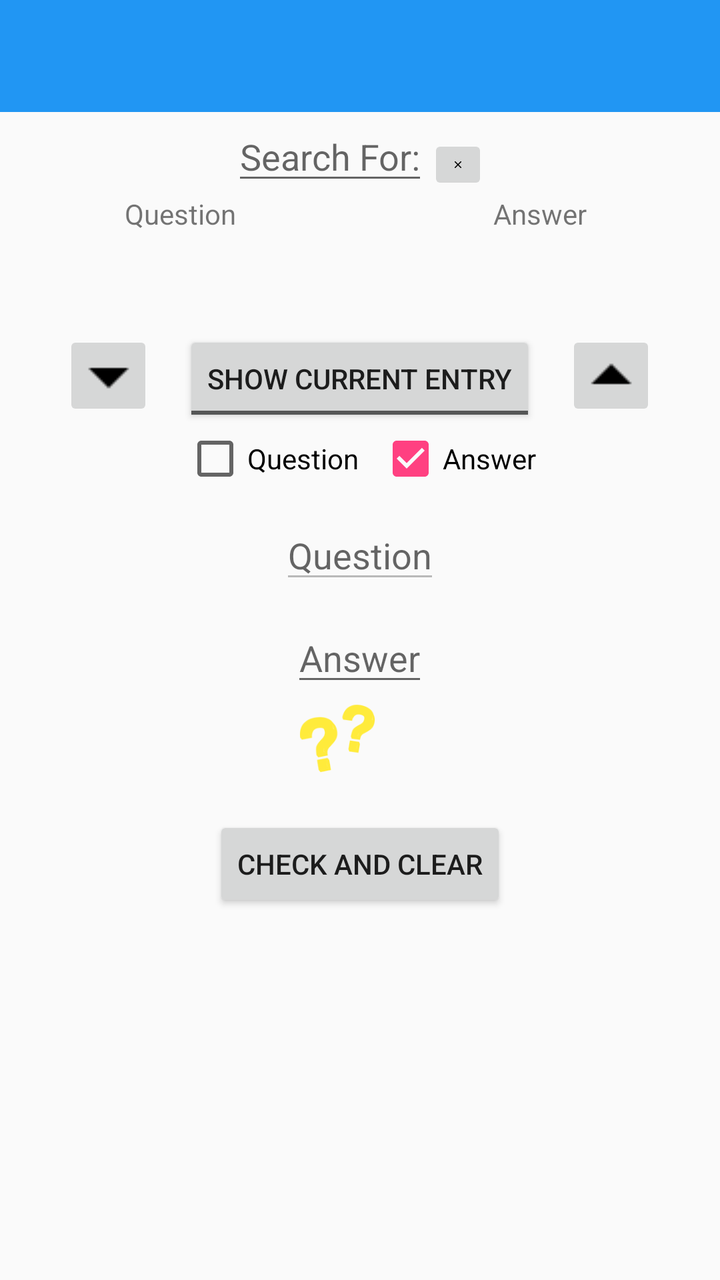
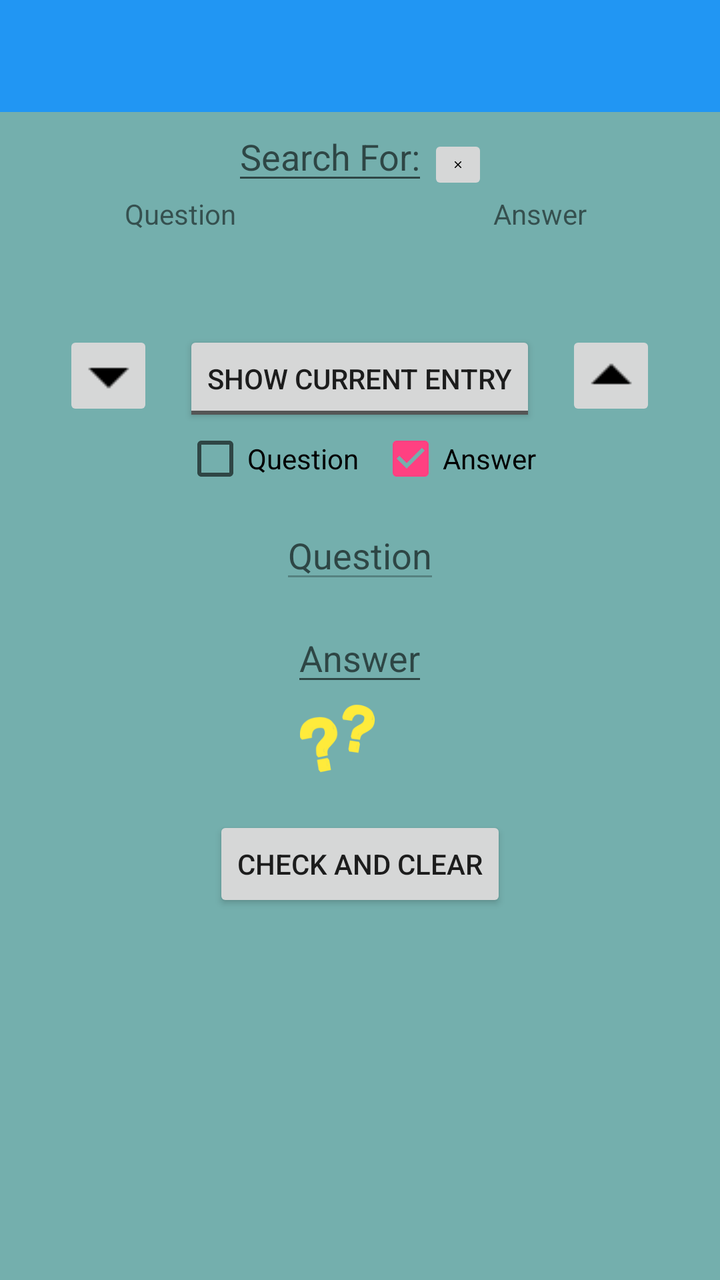

Screens rendered from an Android XML layout before and after an edit, with the pre-edit source and the edit as a unified diff.
<!-- AndroidManifest.xml: application theme AppTheme -->
<!-- res/layout/activity_study.xml -->
<?xml version="1.0" encoding="utf-8"?>
<LinearLayout xmlns:android="http://schemas.android.com/apk/res/android"
    android:layout_width="match_parent"
    android:layout_height="match_parent"
    android:orientation="vertical">

    <android.support.v7.widget.Toolbar xmlns:app="http://schemas.android.com/apk/res-auto"
        android:id="@+id/toolbar_main_activity"
        android:layout_width="match_parent"
        android:layout_height="?attr/actionBarSize"
        android:background="?attr/colorPrimary"
        android:minHeight="?attr/actionBarSize"/>

    <LinearLayout
        android:layout_width="match_parent"
        android:layout_height="wrap_content"
        android:orientation="vertical">
<LinearLayout
    android:layout_width="match_parent"
    android:layout_height="wrap_content"
    android:orientation="horizontal"
    android:gravity="center">
        <EditText
            android:id="@+id/study_search_entrys"
            android:layout_width="wrap_content"
            android:layout_height="wrap_content"
            android:hint="@string/search_for"
            android:imeOptions="flagNoExtractUi"/>
        <ImageButton
            android:id="@+id/search_for_clear"
            android:layout_width="30dp"
            android:layout_height="30dp"
            android:layout_weight="0"
            android:layout_gravity="bottom"
            android:scaleType="centerInside"
            android:src="@drawable/ic_clear_black_24dp" />
    </LinearLayout>
        <ListView
            android:id="@+id/study_search_list_view"
            android:layout_width="match_parent"
            android:layout_height="wrap_content"
            />
    </LinearLayout>

    <ScrollView
        android:layout_width="match_parent"
        android:layout_height="wrap_content">


        <LinearLayout
            android:layout_width="match_parent"
            android:layout_height="wrap_content"
            android:orientation="vertical">

            <LinearLayout
                android:layout_width="match_parent"
                android:layout_height="wrap_content"
                android:layout_gravity="center_horizontal"
                android:orientation="horizontal">

                <TextView
                    android:layout_width="0dp"
                    android:layout_height="wrap_content"
                    android:layout_weight="1"
                    android:gravity="center"
                    android:text="@string/question" />

                <TextView
                    android:layout_width="0dp"
                    android:layout_height="wrap_content"
                    android:layout_weight="1"
                    android:gravity="center"
                    android:text="@string/answer" />

            </LinearLayout>

            <LinearLayout
                android:layout_width="match_parent"
                android:layout_height="wrap_content"
                android:orientation="horizontal">

                <TextView
                    android:id="@+id/current_study_question"
                    android:layout_width="0dp"
                    android:layout_height="wrap_content"
                    android:layout_marginRight="5dp"
                    android:layout_weight="1"
                    android:gravity="center" />

                <TextView
                    android:id="@+id/current_study_answer"
                    android:layout_width="0dp"
                    android:layout_height="wrap_content"
                    android:layout_marginLeft="5dp"
                    android:layout_weight="1"
                    android:gravity="center" />

            </LinearLayout>

            <LinearLayout
                android:layout_width="wrap_content"
                android:layout_height="wrap_content"
                android:layout_gravity="center_horizontal"
                android:layout_marginTop="30dp">

                <ImageButton
                    android:id="@+id/down"
                    android:layout_width="45dp"
                    android:layout_height="45dp"
                    android:src="@drawable/ic_arrow_drop_down_black_24dp" />

                <ToggleButton
                    android:id="@+id/show_current_study_entry"
                    android:layout_width="wrap_content"
                    android:layout_height="wrap_content"
                    android:layout_gravity="center"
                    android:layout_marginLeft="15dp"
                    android:layout_marginRight="15dp"
                    android:textOff="@string/show_current_entry"
                    android:textOn="@string/hide_current_entry" />

                <ImageButton
                    android:id="@+id/up"
                    android:layout_width="45dp"
                    android:layout_height="45dp"
                    android:src="@drawable/ic_arrow_drop_up_black_24dp" />
            </LinearLayout>


            <LinearLayout
                android:layout_width="wrap_content"
                android:layout_height="wrap_content"
                android:layout_gravity="center"
                android:layout_marginBottom="10dp"
                android:orientation="horizontal">

                <CheckBox
                    android:id="@+id/study_question"
                    android:layout_width="wrap_content"
                    android:layout_height="wrap_content"
                    android:layout_marginRight="5dp"
                    android:checked="false"
                    android:text="@string/question" />

                <CheckBox
                    android:id="@+id/study_answer"
                    android:layout_width="wrap_content"
                    android:layout_height="wrap_content"
                    android:layout_marginLeft="5dp"
                    android:checked="true"
                    android:text="@string/answer" />
            </LinearLayout>

            <LinearLayout
                android:layout_width="match_parent"
                android:layout_height="wrap_content"
                android:orientation="vertical">

                <EditText
                    android:id="@+id/question"
                    android:layout_width="wrap_content"
                    android:layout_height="wrap_content"
                    android:layout_gravity="center"
                    android:layout_marginBottom="10dp"
                    android:hint="@string/question"
                    android:minLines="1"
                    android:scrollbarAlwaysDrawVerticalTrack="true"
                    android:imeOptions="flagNoExtractUi"
                    android:enabled="false"/>

                <EditText
                    android:id="@+id/answer"
                    android:layout_width="wrap_content"
                    android:layout_height="wrap_content"
                    android:layout_gravity="center"
                    android:hint="@string/answer"
                    android:minLines="1"
                    android:scrollbarAlwaysDrawVerticalTrack="true"
                    android:imeOptions="flagNoExtractUi"/>

                <LinearLayout
                    android:layout_width="wrap_content"
                    android:layout_height="wrap_content"
                    android:layout_gravity="center">

                    <ImageView
                        android:id="@+id/result_image"
                        android:layout_width="45dp"
                        android:layout_height="45dp"
                        android:src="@drawable/ic_question_marks" />

                    <TextView
                        android:id="@+id/correct_answers"
                        android:layout_width="wrap_content"
                        android:layout_height="wrap_content"
                        android:layout_marginLeft="10dp"
                        android:layout_marginRight="10dp"
                        android:textColor="#00FF70"
                        android:textSize="30dp" />
                </LinearLayout>

            </LinearLayout>

            <LinearLayout
                android:layout_width="wrap_content"
                android:layout_height="wrap_content"
                android:layout_gravity="center_horizontal"
                android:layout_marginTop="15dp"
                android:orientation="horizontal">

                <Button
                    android:id="@+id/check_and_clear"
                    android:layout_width="wrap_content"
                    android:layout_height="wrap_content"
                    android:text="@string/check_and_clear" />

            </LinearLayout>
        </LinearLayout>
    </ScrollView>
</LinearLayout>
<!-- resources referenced by this layout -->
<resources>
  <!-- drawable ic_arrow_drop_down_black_24dp: png bitmap (drawable, 119 bytes) -->
  <!-- drawable ic_arrow_drop_up_black_24dp: png bitmap (drawable, 119 bytes) -->
  <!-- drawable ic_clear_black_24dp: png bitmap (drawable, 164 bytes) -->
  <!-- drawable ic_question_marks: png bitmap (drawable-hdpi, 3010 bytes) -->
  <string name="answer">Answer</string>
  <string name="check_and_clear">Check And Clear</string>
  <string name="hide_current_entry">Hide current entry</string>
  <string name="question">Question</string>
  <string name="search_for">Search For:</string>
  <string name="show_current_entry">Show current entry</string>
  <style name="AppTheme" parent="MyTheme.Base">
      </style>
  <style name="MyTheme.Base" parent="Theme.AppCompat.Light.DarkActionBar">
          <item name="windowNoTitle">true</item>
          <item name="windowActionBar">false</item>
          <item name="colorPrimary">#2196F3</item>
          <item name="colorPrimaryDark">#1976D2</item>
          <item name="colorAccent">#FF4081</item>
      </style>
</resources>

<!-- the commit's change to res/layout/activity_study.xml (unified diff, before → after) -->
@@ -2,7 +2,8 @@
 <LinearLayout xmlns:android="http://schemas.android.com/apk/res/android"
     android:layout_width="match_parent"
     android:layout_height="match_parent"
-    android:orientation="vertical">
+    android:orientation="vertical"
+    android:background="#74AFAD">
 
     <android.support.v7.widget.Toolbar xmlns:app="http://schemas.android.com/apk/res-auto"
         android:id="@+id/toolbar_main_activity"
